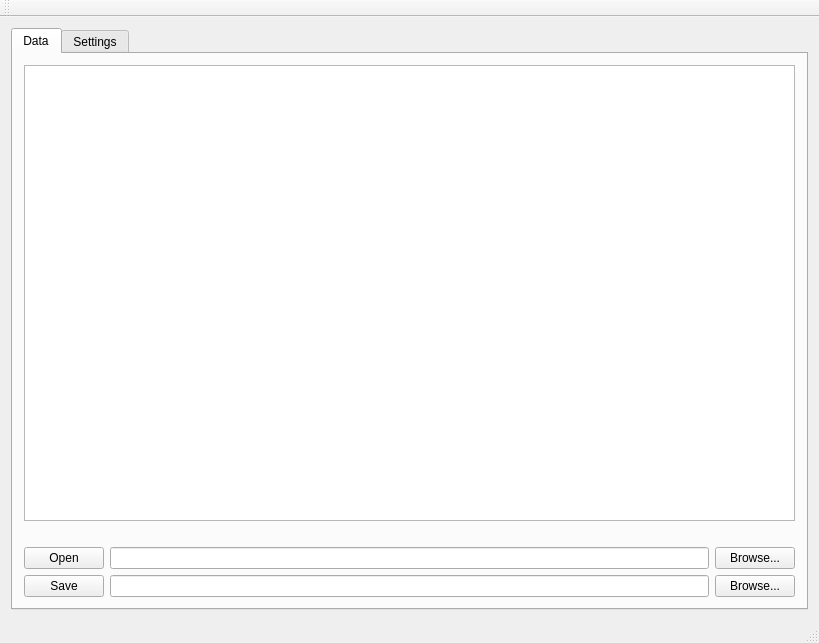
This is SpreadsheetCleaner/SpreadsheetCleaner/SpreadsheetCleaner.ui in robert-lieck/spreadsheet-cleaner as Qt 5 draws it before an edit. The edited form follows.
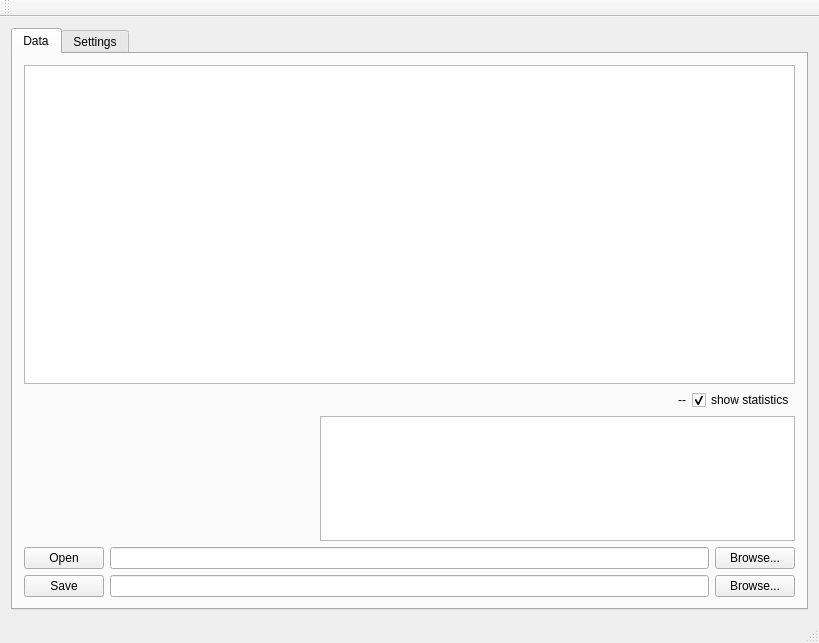
This is the edited form.

```diff
--- a/SpreadsheetCleaner/SpreadsheetCleaner/SpreadsheetCleaner.ui
+++ b/SpreadsheetCleaner/SpreadsheetCleaner/SpreadsheetCleaner.ui
@@ -29,53 +29,122 @@
          <layout class="QGridLayout" name="gridLayout_4">
           <item row="0" column="0">
            <layout class="QGridLayout" name="gridLayout_3">
-            <item row="2" column="1">
+            <item row="6" column="1">
              <widget class="QLineEdit" name="_wOpenFileName"/>
             </item>
             <item row="0" column="0" colspan="3">
              <widget class="QTableView" name="_wTable"/>
             </item>
-            <item row="2" column="0">
+            <item row="6" column="0">
              <widget class="QPushButton" name="_wOpenFile">
               <property name="text">
                <string>Open</string>
               </property>
              </widget>
             </item>
-            <item row="2" column="2">
+            <item row="6" column="2">
              <widget class="QPushButton" name="_wBrowseOpenFile">
               <property name="text">
                <string>Browse...</string>
               </property>
              </widget>
             </item>
-            <item row="3" column="0">
+            <item row="7" column="0">
              <widget class="QPushButton" name="_wSaveFile">
               <property name="text">
                <string>Save</string>
               </property>
              </widget>
             </item>
-            <item row="3" column="2">
-             <widget class="QPushButton" name="_wBrowseSaveFile">
-              <property name="text">
-               <string>Browse...</string>
-              </property>
-             </widget>
-            </item>
-            <item row="3" column="1">
+            <item row="7" column="1">
              <widget class="QLineEdit" name="_wSaveFileName"/>
             </item>
-            <item row="1" column="0" colspan="3">
-             <widget class="QLabel" name="_wInfo">
+            <item row="7" column="2">
+             <widget class="QPushButton" name="_wBrowseSaveFile">
               <property name="text">
-               <string/>
-              </property>
-              <property name="alignment">
-               <set>Qt::AlignRight|Qt::AlignTrailing|Qt::AlignVCenter</set>
+               <string>Browse...</string>
               </property>
              </widget>
             </item>
+            <item row="3" column="0" colspan="3">
+             <layout class="QGridLayout" name="gridLayout_9"/>
+            </item>
+            <item row="4" column="0" colspan="3">
+             <layout class="QHBoxLayout" name="horizontalLayout_6">
+              <item>
+               <spacer name="horizontalSpacer_7">
+                <property name="orientation">
+                 <enum>Qt::Horizontal</enum>
+                </property>
+                <property name="sizeHint" stdset="0">
+                 <size>
+                  <width>40</width>
+                  <height>20</height>
+                 </size>
+                </property>
+               </spacer>
+              </item>
+              <item>
+               <widget class="QLabel" name="_wInfo">
+                <property name="text">
+                 <string>--</string>
+                </property>
+                <property name="alignment">
+                 <set>Qt::AlignRight|Qt::AlignTrailing|Qt::AlignVCenter</set>
+                </property>
+               </widget>
+              </item>
+              <item>
+               <widget class="QCheckBox" name="_wShowStatistics">
+                <property name="text">
+                 <string>show statistics</string>
+                </property>
+                <property name="checked">
+                 <bool>true</bool>
+                </property>
+               </widget>
+              </item>
+             </layout>
+            </item>
+            <item row="5" column="0" colspan="3">
+             <layout class="QHBoxLayout" name="horizontalLayout_5">
+              <item>
+               <spacer name="horizontalSpacer_6">
+                <property name="orientation">
+                 <enum>Qt::Horizontal</enum>
+                </property>
+                <property name="sizeHint" stdset="0">
+                 <size>
+                  <width>40</width>
+                  <height>20</height>
+                 </size>
+                </property>
+               </spacer>
+              </item>
+              <item>
+               <widget class="QTableWidget" name="_wStatisticsTable">
+                <property name="sizePolicy">
+                 <sizepolicy hsizetype="Fixed" vsizetype="Fixed">
+                  <horstretch>0</horstretch>
+                  <verstretch>0</verstretch>
+                 </sizepolicy>
+                </property>
+                <property name="minimumSize">
+                 <size>
+                  <width>475</width>
+                  <height>125</height>
+                 </size>
+                </property>
+                <property name="maximumSize">
+                 <size>
+                  <width>475</width>
+                  <height>125</height>
+                 </size>
+                </property>
+               </widget>
+              </item>
+             </layout>
+            </item>
            </layout>
           </item>
          </layout>
```
Left out of the diff: 16 changed lines with no effect on the pictures.
